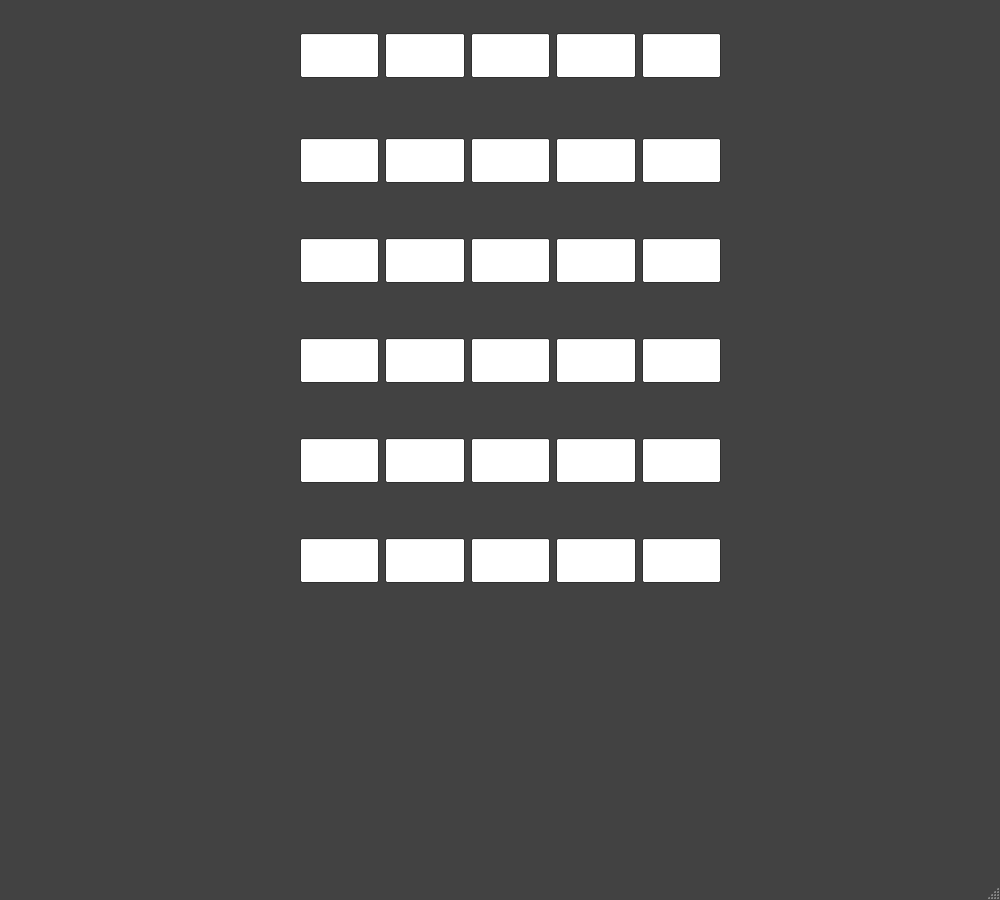
This is window.ui in gbafana25/project2 as Qt 5 draws it before an edit. The edited form follows.
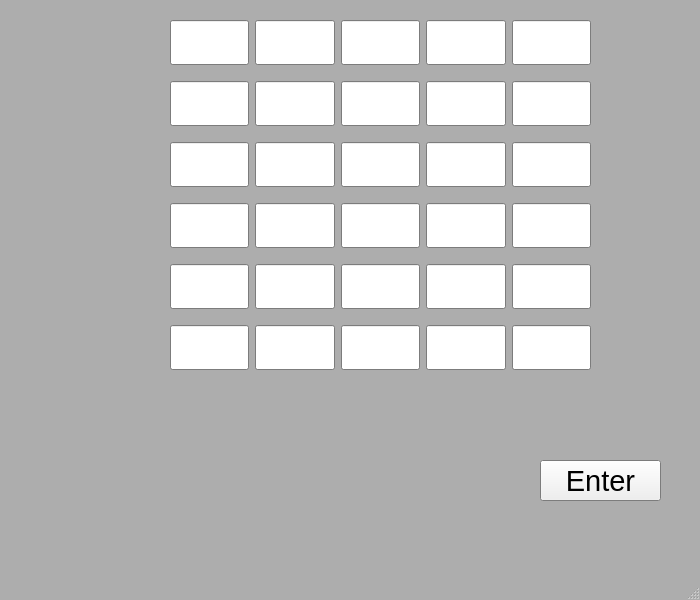
This is the edited form.

Commit message: basic word checking done, still have to convert text debug messages to actions in gui

What changed in the file:
```diff
--- a/window.ui
+++ b/window.ui
@@ -6,20 +6,20 @@
    <rect>
     <x>0</x>
     <y>0</y>
-    <width>1000</width>
-    <height>900</height>
+    <width>700</width>
+    <height>600</height>
    </rect>
   </property>
   <property name="minimumSize">
    <size>
-    <width>1000</width>
-    <height>900</height>
+    <width>700</width>
+    <height>600</height>
    </size>
   </property>
   <property name="maximumSize">
    <size>
-    <width>1000</width>
-    <height>900</height>
+    <width>700</width>
+    <height>600</height>
    </size>
   </property>
   <property name="palette">
@@ -37,9 +37,9 @@
      <colorrole role="Window">
       <brush brushstyle="SolidPattern">
        <color alpha="255">
-        <red>66</red>
-        <green>66</green>
-        <blue>66</blue>
+        <red>173</red>
+        <green>173</green>
+        <blue>173</blue>
        </color>
       </brush>
      </colorrole>
@@ -57,9 +57,9 @@
      <colorrole role="Window">
       <brush brushstyle="SolidPattern">
        <color alpha="255">
-        <red>66</red>
-        <green>66</green>
-        <blue>66</blue>
+        <red>173</red>
+        <green>173</green>
+        <blue>173</blue>
        </color>
       </brush>
      </colorrole>
@@ -68,18 +68,18 @@
      <colorrole role="Base">
       <brush brushstyle="SolidPattern">
        <color alpha="255">
-        <red>66</red>
-        <green>66</green>
-        <blue>66</blue>
+        <red>173</red>
+        <green>173</green>
+        <blue>173</blue>
        </color>
       </brush>
      </colorrole>
      <colorrole role="Window">
       <brush brushstyle="SolidPattern">
        <color alpha="255">
-        <red>66</red>
-        <green>66</green>
-        <blue>66</blue>
+        <red>173</red>
+        <green>173</green>
+        <blue>173</blue>
        </color>
       </brush>
      </colorrole>
@@ -88,7 +88,7 @@
   </property>
   <property name="font">
    <font>
-    <pointsize>25</pointsize>
+    <pointsize>9</pointsize>
    </font>
   </property>
   <property name="windowTitle">
@@ -107,25 +107,46 @@
    <widget class="QWidget" name="horizontalLayoutWidget">
     <property name="geometry">
      <rect>
-      <x>300</x>
+      <x>170</x>
       <y>10</y>
       <width>421</width>
-      <height>91</height>
+      <height>371</height>
      </rect>
     </property>
-    <layout class="QHBoxLayout" name="guess_1">
+    <layout class="QVBoxLayout" name="guesses">
      <item>
-      <widget class="QLineEdit" name="g1b_1">
+      <layout class="QHBoxLayout" name="gs_1">
+       <item>
+        <widget class="QLineEdit" name="in_1">
+         <property name="font">
+          <font>
+           <pointsize>25</pointsize>
+          </font>
+         </property>
+         <property name="inputMethodHints">
+          <set>Qt::ImhUppercaseOnly</set>
+         </property>
        <property name="text">
         <string/>
        </property>
        <property name="maxLength">
         <number>1</number>
        </property>
+         <property name="readOnly">
+          <bool>false</bool>
+         </property>
       </widget>
      </item>
      <item>
-      <widget class="QLineEdit" name="g1b_2">
+        <widget class="QLineEdit" name="in_2">
+         <property name="font">
+          <font>
+           <pointsize>25</pointsize>
+          </font>
+         </property>
+         <property name="inputMethodHints">
+          <set>Qt::ImhUppercaseOnly</set>
+         </property>
        <property name="text">
         <string/>
        </property>
@@ -135,7 +156,15 @@
       </widget>
      </item>
      <item>
-      <widget class="QLineEdit" name="g1b_3">
+        <widget class="QLineEdit" name="in_3">
+         <property name="font">
+          <font>
+           <pointsize>25</pointsize>
+          </font>
+         </property>
+         <property name="inputMethodHints">
+          <set>Qt::ImhUppercaseOnly</set>
+         </property>
        <property name="text">
         <string/>
        </property>
@@ -145,7 +174,15 @@
       </widget>
      </item>
      <item>
-      <widget class="QLineEdit" name="g1b_4">
+        <widget class="QLineEdit" name="in_4">
+         <property name="font">
+          <font>
+           <pointsize>25</pointsize>
+          </font>
+         </property>
+         <property name="inputMethodHints">
+          <set>Qt::ImhUppercaseOnly</set>
+         </property>
        <property name="text">
         <string/>
        </property>
@@ -155,7 +192,15 @@
       </widget>
      </item>
      <item>
-      <widget class="QLineEdit" name="g1b_5">
+        <widget class="QLineEdit" name="in_5">
+         <property name="font">
+          <font>
+           <pointsize>25</pointsize>
+          </font>
+         </property>
+         <property name="inputMethodHints">
+          <set>Qt::ImhUppercaseOnly</set>
+         </property>
        <property name="text">
         <string/>
        </property>
@@ -165,19 +210,19 @@
       </widget>
      </item>
     </layout>
-   </widget>
-   <widget class="QWidget" name="horizontalLayoutWidget_2">
-    <property name="geometry">
-     <rect>
-      <x>300</x>
-      <y>120</y>
-      <width>421</width>
-      <height>81</height>
-     </rect>
-    </property>
-    <layout class="QHBoxLayout" name="guess_2">
+     </item>
      <item>
-      <widget class="QLineEdit" name="g1b_6">
+      <layout class="QHBoxLayout" name="gs_2">
+       <item>
+        <widget class="QLineEdit" name="in_6">
+         <property name="font">
+          <font>
+           <pointsize>25</pointsize>
+          </font>
+         </property>
+         <property name="inputMethodHints">
+          <set>Qt::ImhUppercaseOnly</set>
+         </property>
        <property name="text">
         <string/>
        </property>
@@ -187,7 +232,15 @@
       </widget>
      </item>
      <item>
-      <widget class="QLineEdit" name="g1b_7">
+        <widget class="QLineEdit" name="in_7">
+         <property name="font">
+          <font>
+           <pointsize>25</pointsize>
+          </font>
+         </property>
+         <property name="inputMethodHints">
+          <set>Qt::ImhUppercaseOnly</set>
+         </property>
        <property name="text">
         <string/>
        </property>
@@ -197,7 +250,15 @@
       </widget>
      </item>
      <item>
-      <widget class="QLineEdit" name="g1b_8">
+        <widget class="QLineEdit" name="in_8">
+         <property name="font">
+          <font>
+           <pointsize>25</pointsize>
+          </font>
+         </property>
+         <property name="inputMethodHints">
+          <set>Qt::ImhUppercaseOnly</set>
+         </property>
        <property name="text">
         <string/>
        </property>
@@ -207,7 +268,15 @@
       </widget>
      </item>
      <item>
-      <widget class="QLineEdit" name="g1b_9">
+        <widget class="QLineEdit" name="in_9">
+         <property name="font">
+          <font>
+           <pointsize>25</pointsize>
+          </font>
+         </property>
+         <property name="inputMethodHints">
+          <set>Qt::ImhUppercaseOnly</set>
+         </property>
        <property name="text">
         <string/>
        </property>
@@ -217,7 +286,15 @@
       </widget>
      </item>
      <item>
-      <widget class="QLineEdit" name="g1b_10">
+        <widget class="QLineEdit" name="in_10">
+         <property name="font">
+          <font>
+           <pointsize>25</pointsize>
+          </font>
+         </property>
+         <property name="inputMethodHints">
+          <set>Qt::ImhUppercaseOnly</set>
+         </property>
        <property name="text">
         <string/>
        </property>
@@ -227,19 +304,19 @@
       </widget>
      </item>
     </layout>
-   </widget>
-   <widget class="QWidget" name="horizontalLayoutWidget_3">
-    <property name="geometry">
-     <rect>
-      <x>300</x>
-      <y>220</y>
-      <width>421</width>
-      <height>81</height>
-     </rect>
-    </property>
-    <layout class="QHBoxLayout" name="guess_3">
+     </item>
      <item>
-      <widget class="QLineEdit" name="g1b_11">
+      <layout class="QHBoxLayout" name="gs_3">
+       <item>
+        <widget class="QLineEdit" name="in_11">
+         <property name="font">
+          <font>
+           <pointsize>25</pointsize>
+          </font>
+         </property>
+         <property name="inputMethodHints">
+          <set>Qt::ImhUppercaseOnly</set>
+         </property>
        <property name="text">
         <string/>
        </property>
@@ -249,7 +326,15 @@
       </widget>
      </item>
      <item>
-      <widget class="QLineEdit" name="g1b_12">
+        <widget class="QLineEdit" name="in_12">
+         <property name="font">
+          <font>
+           <pointsize>25</pointsize>
+          </font>
+         </property>
+         <property name="inputMethodHints">
+          <set>Qt::ImhUppercaseOnly</set>
+         </property>
        <property name="text">
         <string/>
        </property>
@@ -259,7 +344,15 @@
       </widget>
      </item>
      <item>
-      <widget class="QLineEdit" name="g1b_13">
+        <widget class="QLineEdit" name="in_13">
+         <property name="font">
+          <font>
+           <pointsize>25</pointsize>
+          </font>
+         </property>
+         <property name="inputMethodHints">
+          <set>Qt::ImhUppercaseOnly</set>
+         </property>
        <property name="text">
         <string/>
        </property>
@@ -269,7 +362,15 @@
       </widget>
      </item>
      <item>
-      <widget class="QLineEdit" name="g1b_14">
+        <widget class="QLineEdit" name="in_14">
+         <property name="font">
+          <font>
+           <pointsize>25</pointsize>
+          </font>
+         </property>
+         <property name="inputMethodHints">
+          <set>Qt::ImhUppercaseOnly</set>
+         </property>
        <property name="text">
         <string/>
        </property>
@@ -279,7 +380,15 @@
       </widget>
      </item>
      <item>
-      <widget class="QLineEdit" name="g1b_15">
+        <widget class="QLineEdit" name="in_15">
+         <property name="font">
+          <font>
+           <pointsize>25</pointsize>
+          </font>
+         </property>
+         <property name="inputMethodHints">
+          <set>Qt::ImhUppercaseOnly</set>
+         </property>
        <property name="text">
         <string/>
        </property>
@@ -289,19 +398,19 @@
       </widget>
      </item>
     </layout>
-   </widget>
-   <widget class="QWidget" name="horizontalLayoutWidget_4">
-    <property name="geometry">
-     <rect>
-      <x>300</x>
-      <y>320</y>
-      <width>421</width>
-      <height>81</height>
-     </rect>
-    </property>
-    <layout class="QHBoxLayout" name="guess_4">
+     </item>
      <item>
-      <widget class="QLineEdit" name="g1b_16">
+      <layout class="QHBoxLayout" name="gs_4">
+       <item>
+        <widget class="QLineEdit" name="in_16">
+         <property name="font">
+          <font>
+           <pointsize>25</pointsize>
+          </font>
+         </property>
+         <property name="inputMethodHints">
+          <set>Qt::ImhUppercaseOnly</set>
+         </property>
        <property name="text">
         <string/>
        </property>
@@ -311,7 +420,15 @@
       </widget>
      </item>
      <item>
-      <widget class="QLineEdit" name="g1b_17">
+        <widget class="QLineEdit" name="in_17">
+         <property name="font">
+          <font>
+           <pointsize>25</pointsize>
+          </font>
+         </property>
+         <property name="inputMethodHints">
+          <set>Qt::ImhUppercaseOnly</set>
+         </property>
        <property name="text">
         <string/>
        </property>
@@ -321,7 +438,15 @@
       </widget>
      </item>
      <item>
-      <widget class="QLineEdit" name="g1b_18">
+        <widget class="QLineEdit" name="in_18">
+         <property name="font">
+          <font>
+           <pointsize>25</pointsize>
+          </font>
+         </property>
+         <property name="inputMethodHints">
+          <set>Qt::ImhUppercaseOnly</set>
+         </property>
        <property name="text">
         <string/>
        </property>
@@ -331,7 +456,15 @@
       </widget>
      </item>
      <item>
-      <widget class="QLineEdit" name="g1b_19">
+        <widget class="QLineEdit" name="in_19">
+         <property name="font">
+          <font>
+           <pointsize>25</pointsize>
+          </font>
+         </property>
+         <property name="inputMethodHints">
+          <set>Qt::ImhUppercaseOnly</set>
+         </property>
        <property name="text">
         <string/>
        </property>
@@ -341,7 +474,15 @@
       </widget>
      </item>
      <item>
-      <widget class="QLineEdit" name="g1b_20">
+        <widget class="QLineEdit" name="in_20">
+         <property name="font">
+          <font>
+           <pointsize>25</pointsize>
+          </font>
+         </property>
+         <property name="inputMethodHints">
+          <set>Qt::ImhUppercaseOnly</set>
+         </property>
        <property name="text">
         <string/>
        </property>
@@ -351,19 +492,19 @@
       </widget>
      </item>
     </layout>
-   </widget>
-   <widget class="QWidget" name="horizontalLayoutWidget_5">
-    <property name="geometry">
-     <rect>
-      <x>300</x>
-      <y>420</y>
-      <width>421</width>
-      <height>81</height>
-     </rect>
-    </property>
-    <layout class="QHBoxLayout" name="guess_5">
+     </item>
      <item>
-      <widget class="QLineEdit" name="g1b_21">
+      <layout class="QHBoxLayout" name="gs_5">
+       <item>
+        <widget class="QLineEdit" name="in_21">
+         <property name="font">
+          <font>
+           <pointsize>25</pointsize>
+          </font>
+         </property>
+         <property name="inputMethodHints">
+          <set>Qt::ImhUppercaseOnly</set>
+         </property>
        <property name="text">
         <string/>
        </property>
@@ -373,7 +514,15 @@
       </widget>
      </item>
      <item>
-      <widget class="QLineEdit" name="g1b_22">
+        <widget class="QLineEdit" name="in_22">
+         <property name="font">
+          <font>
+           <pointsize>25</pointsize>
+          </font>
+         </property>
+         <property name="inputMethodHints">
+          <set>Qt::ImhUppercaseOnly</set>
+         </property>
        <property name="text">
         <string/>
        </property>
@@ -383,7 +532,15 @@
       </widget>
      </item>
      <item>
-      <widget class="QLineEdit" name="g1b_23">
+        <widget class="QLineEdit" name="in_23">
+         <property name="font">
+          <font>
+           <pointsize>25</pointsize>
+          </font>
+         </property>
+         <property name="inputMethodHints">
+          <set>Qt::ImhUppercaseOnly</set>
+         </property>
        <property name="text">
         <string/>
        </property>
@@ -393,7 +550,15 @@
       </widget>
      </item>
      <item>
-      <widget class="QLineEdit" name="g1b_24">
+        <widget class="QLineEdit" name="in_24">
+         <property name="font">
+          <font>
+           <pointsize>25</pointsize>
+          </font>
+         </property>
+         <property name="inputMethodHints">
+          <set>Qt::ImhUppercaseOnly</set>
+         </property>
        <property name="text">
         <string/>
        </property>
@@ -403,7 +568,15 @@
       </widget>
      </item>
      <item>
-      <widget class="QLineEdit" name="g1b_25">
+        <widget class="QLineEdit" name="in_25">
+         <property name="font">
+          <font>
+           <pointsize>25</pointsize>
+          </font>
+         </property>
+         <property name="inputMethodHints">
+          <set>Qt::ImhUppercaseOnly</set>
+         </property>
        <property name="text">
         <string/>
        </property>
@@ -413,19 +586,19 @@
       </widget>
      </item>
     </layout>
-   </widget>
-   <widget class="QWidget" name="horizontalLayoutWidget_6">
-    <property name="geometry">
-     <rect>
-      <x>300</x>
-      <y>520</y>
-      <width>421</width>
-      <height>81</height>
-     </rect>
-    </property>
-    <layout class="QHBoxLayout" name="guess_6">
+     </item>
      <item>
-      <widget class="QLineEdit" name="g1b_26">
+      <layout class="QHBoxLayout" name="gs_6">
+       <item>
+        <widget class="QLineEdit" name="in_26">
+         <property name="font">
+          <font>
+           <pointsize>25</pointsize>
+          </font>
+         </property>
+         <property name="inputMethodHints">
+          <set>Qt::ImhUppercaseOnly</set>
+         </property>
        <property name="text">
         <string/>
        </property>
@@ -435,7 +608,15 @@
       </widget>
      </item>
      <item>
-      <widget class="QLineEdit" name="g1b_27">
+        <widget class="QLineEdit" name="in_27">
+         <property name="font">
+          <font>
+           <pointsize>25</pointsize>
+          </font>
+         </property>
+         <property name="inputMethodHints">
+          <set>Qt::ImhUppercaseOnly</set>
+         </property>
        <property name="text">
         <string/>
        </property>
@@ -445,7 +626,15 @@
       </widget>
      </item>
      <item>
-      <widget class="QLineEdit" name="g1b_28">
+        <widget class="QLineEdit" name="in_28">
+         <property name="font">
+          <font>
+           <pointsize>25</pointsize>
+          </font>
+         </property>
+         <property name="inputMethodHints">
+          <set>Qt::ImhUppercaseOnly</set>
+         </property>
        <property name="text">
         <string/>
        </property>
@@ -455,7 +644,15 @@
       </widget>
      </item>
      <item>
-      <widget class="QLineEdit" name="g1b_29">
+        <widget class="QLineEdit" name="in_29">
+         <property name="font">
+          <font>
+           <pointsize>25</pointsize>
+          </font>
+         </property>
+         <property name="inputMethodHints">
+          <set>Qt::ImhUppercaseOnly</set>
+         </property>
        <property name="text">
         <string/>
        </property>
@@ -465,7 +662,15 @@
       </widget>
      </item>
      <item>
-      <widget class="QLineEdit" name="g1b_30">
+        <widget class="QLineEdit" name="in_30">
+         <property name="font">
+          <font>
+           <pointsize>25</pointsize>
+          </font>
+         </property>
+         <property name="inputMethodHints">
+          <set>Qt::ImhUppercaseOnly</set>
+         </property>
        <property name="text">
         <string/>
        </property>
@@ -475,6 +680,26 @@
       </widget>
      </item>
     </layout>
+     </item>
+    </layout>
+   </widget>
+   <widget class="QPushButton" name="submit">
+    <property name="geometry">
+     <rect>
+      <x>540</x>
+      <y>460</y>
+      <width>121</width>
+      <height>41</height>
+     </rect>
+    </property>
+    <property name="font">
+     <font>
+      <pointsize>22</pointsize>
+     </font>
+    </property>
+    <property name="text">
+     <string>Enter</string>
+    </property>
    </widget>
   </widget>
   <widget class="QMenuBar" name="menubar">
```
Left out of the diff: 8 changed lines with no effect on the pictures. Lines whose indentation alone changed are shown as unchanged. The commit also changes 4 other files.
